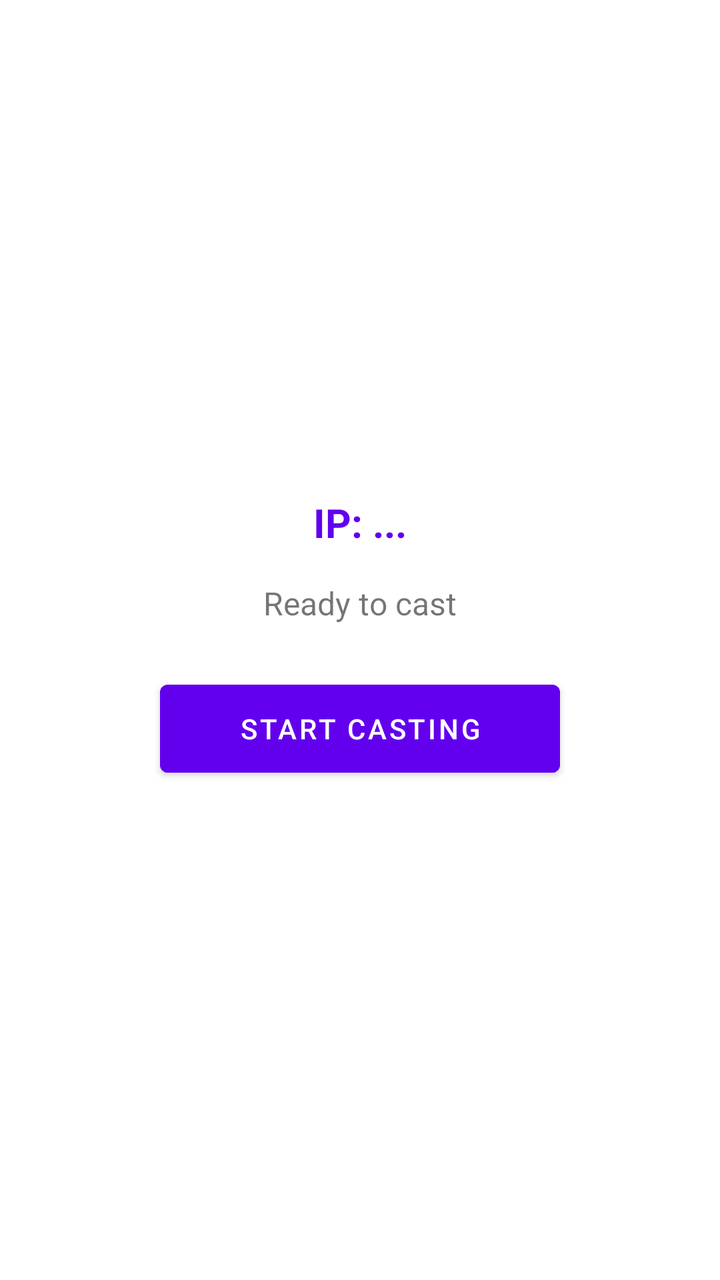
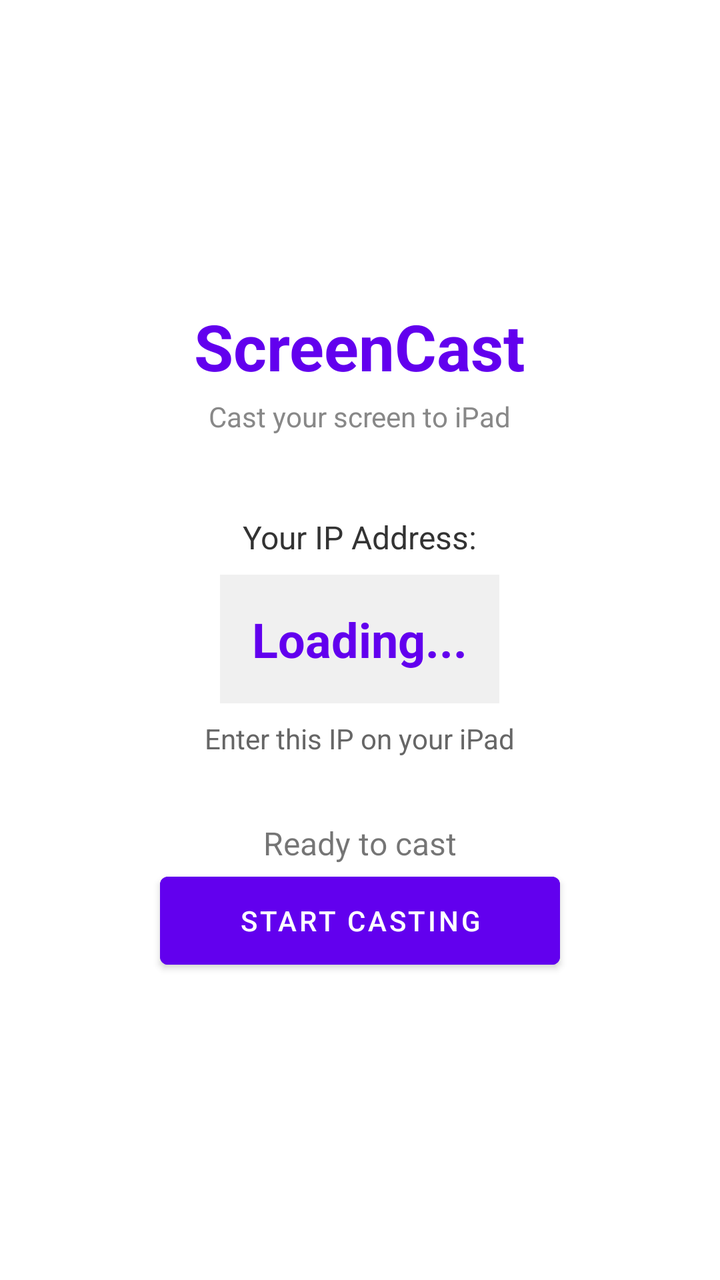

Screens rendered from an Android XML layout before and after an edit, with the pre-edit source and the edit as a unified diff.
<!-- AndroidManifest.xml: activity theme Theme.ScreenCast -->
<!-- res/layout/activity_main.xml -->
<?xml version="1.0" encoding="utf-8"?>
<LinearLayout xmlns:android="http://schemas.android.com/apk/res/android"
    android:layout_width="match_parent"
    android:layout_height="match_parent"
    android:orientation="vertical"
    android:gravity="center"
    android:padding="24dp"
    android:background="#FFFFFF">

    <TextView
        android:id="@+id/ipText"
        android:layout_width="wrap_content"
        android:layout_height="wrap_content"
        android:text="IP: ..."
        android:textSize="20sp"
        android:textStyle="bold"
        android:textColor="#FF6200EE"
        android:layout_marginBottom="16dp"
        android:gravity="center"/>

    <TextView
        android:id="@+id/statusText"
        android:layout_width="wrap_content"
        android:layout_height="wrap_content"
        android:text="Ready to cast"
        android:textSize="16sp"
        android:layout_marginBottom="24dp"/>

    <Button
        android:id="@+id/startButton"
        android:layout_width="200dp"
        android:layout_height="56dp"
        android:text="Start Casting"
        android:textColor="#FFFFFF"
        android:backgroundTint="#FF6200EE"/>
</LinearLayout>
<!-- resources referenced by this layout -->
<resources>
  <style name="Theme.ScreenCast" parent="Theme.MaterialComponents.DayNight.NoActionBar">
          <item name="colorPrimary">#FF6200EE</item>
          <item name="colorPrimaryVariant">#FF3700B3</item>
          <item name="colorOnPrimary">#FFFFFFFF</item>
          <item name="android:statusBarColor">#FF6200EE</item>
      </style>
</resources>

<!-- the commit's change to res/layout/activity_main.xml (unified diff, before → after) -->
@@ -8,15 +8,52 @@
     android:background="#FFFFFF">
 
     <TextView
+        android:id="@+id/titleText"
+        android:layout_width="wrap_content"
+        android:layout_height="wrap_content"
+        android:text="ScreenCast"
+        android:textSize="32sp"
+        android:textStyle="bold"
+        android:textColor="#FF6200EE"/>
+
+    <TextView
+        android:id="@+id/subtitleText"
+        android:layout_width="wrap_content"
+        android:layout_height="wrap_content"
+        android:text="Cast your screen to iPad"
+        android:textSize="14sp"
+        android:textColor="#888888"
+        android:layout_marginTop="4dp"/>
+
+    <TextView
+        android:id="@+id/ipLabel"
+        android:layout_width="wrap_content"
+        android:layout_height="wrap_content"
+        android:text="Your IP Address:"
+        android:textSize="16sp"
+        android:textColor="#333333"
+        android:layout_marginTop="40dp"/>
+
+    <TextView
         android:id="@+id/ipText"
         android:layout_width="wrap_content"
         android:layout_height="wrap_content"
-        android:text="IP: ..."
-        android:textSize="20sp"
+        android:text="Loading..."
+        android:textSize="24sp"
         android:textStyle="bold"
         android:textColor="#FF6200EE"
-        android:layout_marginBottom="16dp"
-        android:gravity="center"/>
+        android:layout_marginTop="8dp"
+        android:padding="16dp"
+        android:background="#F0F0F0"/>
+
+    <TextView
+        android:id="@+id/instructionText"
+        android:layout_width="wrap_content"
+        android:layout_height="wrap_content"
+        android:text="Enter this IP on your iPad"
+        android:textSize="14sp"
+        android:textColor="#666666"
+        android:layout_marginTop="8dp"/>
 
     <TextView
         android:id="@+id/statusText"
@@ -24,7 +61,7 @@
         android:layout_height="wrap_content"
         android:text="Ready to cast"
         android:textSize="16sp"
-        android:layout_marginBottom="24dp"/>
+        android:layout_marginTop="32dp"/>
 
     <Button
         android:id="@+id/startButton"
